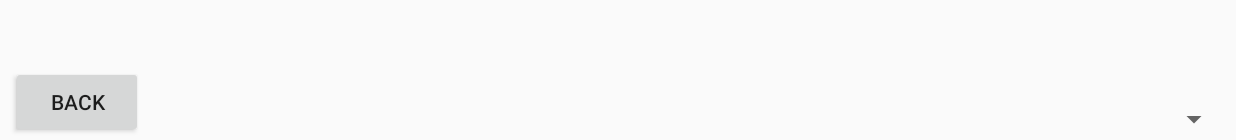
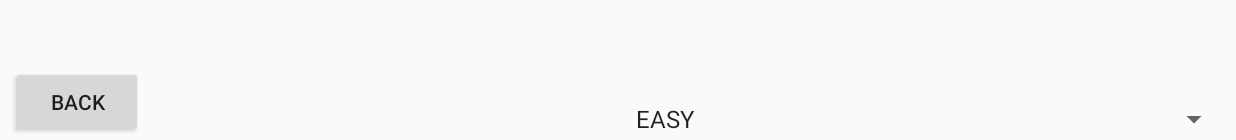
Before and after one commit to ddc-java-13/tile-match, an Android app: the SettingsFragment screen opened through its navigation route, on a phone screen of 824 x 412 dp (held sideways). Shown: the part 475-615 px from the top of the screen. Run offline under Robolectric (Android 15) with nearby library versions, the phone set to English and light mode, and no system bars; our stand-ins replace Room's generated code, RxJava; network calls fail.

Commit message:
markdown edits

```diff
--- a/app/build.gradle
+++ b/app/build.gradle
@@ -84,6 +84,7 @@ dependencies {
     implementation 'androidx.constraintlayout:constraintlayout:2.1.0'
     implementation "androidx.recyclerview:recyclerview:1.2.1"
     implementation "androidx.recyclerview:recyclerview-selection:1.1.0"
+    implementation 'androidx.preference:preference:1.1.1'
 
     // Fragment & navigation dependencies
     implementation 'androidx.fragment:fragment:1.3.6'
--- a/app/src/main/java/edu/cnm/deepdive/tilematch/controller/HomeFragment.java
+++ b/app/src/main/java/edu/cnm/deepdive/tilematch/controller/HomeFragment.java
@@ -39,7 +39,8 @@ public class HomeFragment extends Fragment {
           }
         });
     binding.gameSettings.setOnClickListener(
-        (v) -> navController.navigate(HomeFragmentDirections.actionHomeFragmentToSettingsFragment()));
+        //(v) -> navController.navigate(HomeFragmentDirections.actionHomeFragmentToSettingsFragment()));
+    (v) -> navController.navigate(HomeFragmentDirections.actionHomeFragmentToPreferencesFragment()));
     binding.highScores.setOnClickListener(
         (v) -> navController.navigate(HomeFragmentDirections.actionHomeFragmentToHighScoresFragment()));
     return binding.getRoot();
--- a/app/src/main/java/edu/cnm/deepdive/tilematch/controller/SettingsFragment.java
+++ b/app/src/main/java/edu/cnm/deepdive/tilematch/controller/SettingsFragment.java
@@ -6,15 +6,18 @@ import android.view.View;
 import android.view.ViewGroup;
 import android.widget.AdapterView;
 import android.widget.AdapterView.OnItemSelectedListener;
+import android.widget.ArrayAdapter;
 import android.widget.Spinner;
 import androidx.annotation.NonNull;
 import androidx.annotation.Nullable;
 import androidx.fragment.app.Fragment;
+import androidx.lifecycle.ViewModelProvider;
 import androidx.navigation.NavController;
 import androidx.navigation.Navigation;
 import edu.cnm.deepdive.tilematch.databinding.FragmentSettingsBinding;
 import edu.cnm.deepdive.tilematch.model.entity.Game;
 import edu.cnm.deepdive.tilematch.model.entity.Game.Difficulty;
+import edu.cnm.deepdive.tilematch.viewmodel.MainViewModel;
 
 /**
  * SettingsFragment extends fragment.
@@ -22,6 +25,7 @@ import edu.cnm.deepdive.tilematch.model.entity.Game.Difficulty;
 public class SettingsFragment extends Fragment {
 
   private FragmentSettingsBinding binding;
+  private MainViewModel mainViewModel;
 
   /**
    * Inflates layout to viewGroup container. Defines navigation controller for the SettingsFragment.
@@ -34,13 +38,32 @@ public class SettingsFragment extends Fragment {
   @Override
   public View onCreateView(@NonNull LayoutInflater inflater, @Nullable ViewGroup container,
       @Nullable Bundle savedInstanceState) {
+    mainViewModel = new ViewModelProvider(this).get(MainViewModel.class);
     binding = FragmentSettingsBinding.inflate(inflater, container, false);
     //todo attach listeners to ui controls
     NavController navController = Navigation.findNavController(container);
     binding.backButton.setOnClickListener(
         (v) -> navController.navigate(
             SettingsFragmentDirections.actionSettingsFragmentToHomeFragment()));
+    binding.difficulty.setOnItemSelectedListener(new OnItemSelectedListener() {
+      @Override
+      public void onItemSelected(AdapterView<?> parent, View view, int position, long id) {
+        Difficulty difficulty = (Difficulty) parent.getItemAtPosition(position);
+        mainViewModel.getDifficulty().observe(getViewLifecycleOwner(), (gameDifficulty) -> {
+          //TODO needs to update difficulty in order to pass current difficulty to constructor startGame(difficulty)
+        });
+        mainViewModel.startGame();
+      }
+      @Override
+      public void onNothingSelected(AdapterView<?> parent) {
+      }
+    });
     return binding.getRoot();
+  }
 
+  @Override
+  public void onViewCreated(@NonNull View view, @Nullable Bundle savedInstanceState) {
+    super.onViewCreated(view, savedInstanceState);
+    binding.difficulty.setAdapter(new ArrayAdapter<Difficulty>(getContext(), android.R.layout.simple_spinner_item, Difficulty.values()));
   }
 }
--- a/app/src/main/java/edu/cnm/deepdive/tilematch/model/entity/Game.java
+++ b/app/src/main/java/edu/cnm/deepdive/tilematch/model/entity/Game.java
@@ -162,8 +162,19 @@ public class Game {
     this.state = state;
   }
 
+
   public enum Difficulty {
-    EASY, MEDIUM, HARD;
+    EASY(4), MEDIUM(6), HARD(8);
+
+    private final int gameDifficulty;
+
+    Difficulty(int difficulty) {
+    this.gameDifficulty = difficulty;
+    }
+
+    public int getGameDifficulty() {
+      return gameDifficulty;
+    }
 
     @TypeConverter
     public static Integer difficultyToInteger(Difficulty value) {
--- a/app/src/main/java/edu/cnm/deepdive/tilematch/service/GalleryServiceProxy.java
+++ b/app/src/main/java/edu/cnm/deepdive/tilematch/service/GalleryServiceProxy.java
@@ -4,6 +4,7 @@ import com.google.gson.Gson;
 import com.google.gson.GsonBuilder;
 import edu.cnm.deepdive.tilematch.BuildConfig;
 import edu.cnm.deepdive.tilematch.model.dto.Image;
+import edu.cnm.deepdive.tilematch.model.entity.Game.Difficulty;
 import io.reactivex.Single;
 import okhttp3.OkHttpClient;
 import okhttp3.logging.HttpLoggingInterceptor;
--- a/app/src/main/java/edu/cnm/deepdive/tilematch/service/GameRepository.java
+++ b/app/src/main/java/edu/cnm/deepdive/tilematch/service/GameRepository.java
@@ -45,10 +45,11 @@ public class GameRepository {
   /**
    * Single task maps search results to array list and subscribes on background thread.
    * @return
+   * @param difficulty
    */
-  public Single<List<Tile>> getGallery() {
+  public Single<List<Tile>> getGallery(Difficulty difficulty) {
     return serviceProxy
-        .getHits(BuildConfig.API_KEY, 8)
+        .getHits(BuildConfig.API_KEY, difficulty.getGameDifficulty())
         .map(SearchResult::getHits)
         .map((images) -> {
               List<Tile> tiles = new ArrayList<>();
@@ -66,14 +67,14 @@ public class GameRepository {
    * Single task maps images from gallery to tiles in a game.
    * @return
    */
-  public Single<Game> startGame() { //TODO add param for difficulty.
-    return getGallery()
+  public Single<Game> startGame(Difficulty difficulty) { //TODO add param for difficulty.
+    return getGallery(difficulty)
         .map((tiles) -> {
           Collections.shuffle(tiles);
           Game game = new Game();
           game.setTimestamp(new Date());
           game.getTiles().addAll(tiles);
-          game.setDifficulty(Difficulty.EASY); //TODO use difficulty paramater
+          game.setDifficulty(difficulty); //TODO use difficulty paramater
           return game;
         });
   }
--- a/app/src/main/java/edu/cnm/deepdive/tilematch/viewmodel/MainViewModel.java
+++ b/app/src/main/java/edu/cnm/deepdive/tilematch/viewmodel/MainViewModel.java
@@ -2,12 +2,15 @@ package edu.cnm.deepdive.tilematch.viewmodel;
 
 import android.annotation.SuppressLint;
 import android.app.Application;
+import android.content.SharedPreferences;
 import android.util.Log;
 import androidx.annotation.NonNull;
 import androidx.lifecycle.AndroidViewModel;
 import androidx.lifecycle.LiveData;
 import androidx.lifecycle.MutableLiveData;
+import androidx.preference.PreferenceManager;
 import edu.cnm.deepdive.tilematch.model.entity.Game;
+import edu.cnm.deepdive.tilematch.model.entity.Game.Difficulty;
 import edu.cnm.deepdive.tilematch.service.GameRepository;
 import io.reactivex.disposables.CompositeDisposable;
 import java.util.Random;
@@ -22,6 +25,8 @@ public class MainViewModel extends AndroidViewModel {
   private final GameRepository gameRepository;
   private final CompositeDisposable pending;
   private final Random rng;
+  private final MutableLiveData<Difficulty> difficulty;
+  private final SharedPreferences preferences;
 
   /**
    * MainViewModel constructor.
@@ -34,6 +39,8 @@ public class MainViewModel extends AndroidViewModel {
     rng = new Random();
     gameRepository = new GameRepository(application, rng);
     pending = new CompositeDisposable();
+    difficulty = new MutableLiveData<>();
+    preferences = PreferenceManager.getDefaultSharedPreferences(application);
     startGame();
   }
 
@@ -45,6 +52,10 @@ public class MainViewModel extends AndroidViewModel {
     return game;
   }
 
+  public LiveData<Difficulty> getDifficulty() {
+    return difficulty;
+  }
+
   /**
    * Getter for throwable.
    * @return
@@ -53,13 +64,15 @@ public class MainViewModel extends AndroidViewModel {
     return throwable;
   }
 
+
+
   /**
    * Subscribes on MutableLiveData for a game.
    */
   @SuppressLint("CheckResult")
   public void startGame() {
     pending.add(
-        gameRepository.startGame()
+        gameRepository.startGame(getDifficultyPreference())
             .subscribe(
                 game::postValue,
                 this::setThrowable
@@ -83,8 +96,17 @@ public class MainViewModel extends AndroidViewModel {
     );
   }
 
+  public void setDifficulty(Difficulty difficulty) {
+    this.difficulty.setValue(difficulty);
+  }
+
   private void setThrowable(Throwable throwable) {
     Log.e(getClass().getSimpleName(), throwable.getMessage(), throwable);
     this.throwable.postValue(throwable);
   }
+
+  private Difficulty getDifficultyPreference() {
+    return Difficulty.valueOf(preferences.getString("difficulty_preference", Difficulty.EASY.toString()));
+  }
+
 }
--- /dev/null
+++ b/app/src/main/res/layout/fragment_preferences.xml
@@ -0,0 +1,6 @@
+<?xml version="1.0" encoding="utf-8"?>
+<Button xmlns:android="http://schemas.android.com/apk/res/android"
+  android:layout_width="wrap_content"
+  android:layout_height="wrap_content"
+  android:id="@+id/back_button"
+  android:text="Back"/>
--- a/app/src/main/res/navigation/navigation_graph.xml
+++ b/app/src/main/res/navigation/navigation_graph.xml
@@ -20,6 +20,9 @@
     <action
       android:id="@+id/action_homeFragment_to_settingsFragment"
       app:destination="@id/settingsFragment"/>
+    <action
+      android:id="@+id/action_homeFragment_to_preferencesFragment"
+      app:destination="@id/preferencesFragment"/>
   </fragment>
   <fragment
     android:id="@+id/gameFragment"
@@ -48,4 +51,12 @@
       android:id="@+id/action_settingsFragment_to_homeFragment"
       app:destination="@id/homeFragment"/>
   </fragment>
+  <fragment
+    android:id="@+id/preferencesFragment"
+    android:name="edu.cnm.deepdive.tilematch.controller.PreferencesFragment">
+
+    <action
+      android:id="@+id/action_preferencesFragment_to_homeFragment"
+      app:destination="@id/homeFragment"/>
+  </fragment>
 </navigation>
```
Also changed, not shown: app/src/main/java/edu/cnm/deepdive/tilematch/controller/PreferencesFragment.java (added, +37 -0 lines), app/src/main/res/xml/preferences.xml (added, +12 -0 lines).
